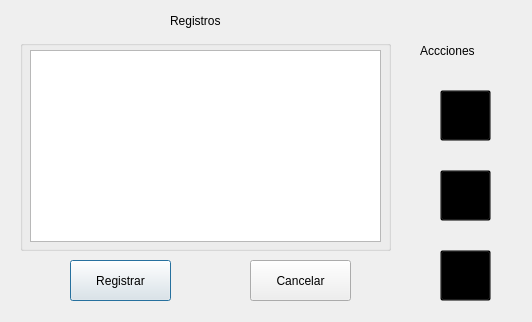
This is Sistema_de_Registro_de_Hotel/gui_index_registro.ui in JeffersonFarCar/Sistema-de-Registro-de-Hotel as Qt 5 draws it before an edit. The edited form follows.
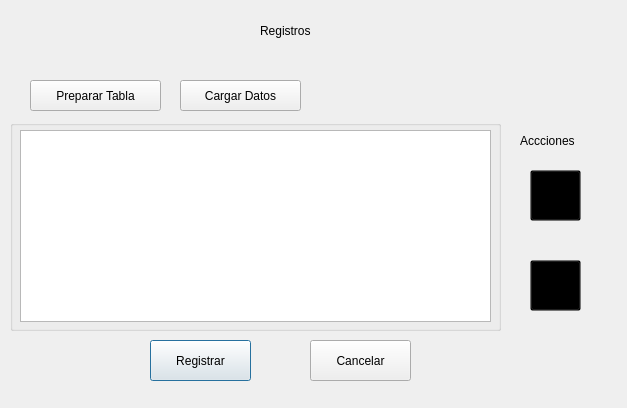
This is the edited form. Icons and pictures are not drawn.

```diff
--- a/Sistema_de_Registro_de_Hotel/gui_index_registro.ui
+++ b/Sistema_de_Registro_de_Hotel/gui_index_registro.ui
@@ -6,8 +6,8 @@
    <rect>
     <x>0</x>
     <y>0</y>
-    <width>532</width>
-    <height>322</height>
+    <width>627</width>
+    <height>408</height>
    </rect>
   </property>
   <property name="windowTitle">
@@ -16,8 +16,8 @@
   <widget class="QPushButton" name="New_Registro_Button">
    <property name="geometry">
     <rect>
-     <x>70</x>
-     <y>260</y>
+     <x>150</x>
+     <y>340</y>
      <width>101</width>
      <height>41</height>
     </rect>
@@ -32,21 +32,21 @@
   <widget class="QGroupBox" name="groupBox">
    <property name="geometry">
     <rect>
-     <x>20</x>
-     <y>40</y>
-     <width>371</width>
+     <x>10</x>
+     <y>120</y>
+     <width>491</width>
      <height>211</height>
     </rect>
    </property>
    <property name="title">
     <string/>
    </property>
-   <widget class="QListWidget" name="list_Registros">
+   <widget class="QTableWidget" name="tableListRegistros">
     <property name="geometry">
      <rect>
       <x>10</x>
       <y>10</y>
-      <width>351</width>
+      <width>471</width>
       <height>192</height>
      </rect>
     </property>
@@ -55,8 +55,8 @@
   <widget class="QPushButton" name="Regresar_">
    <property name="geometry">
     <rect>
-     <x>250</x>
-     <y>260</y>
+     <x>310</x>
+     <y>340</y>
      <width>101</width>
      <height>41</height>
     </rect>
@@ -68,34 +68,10 @@
     <string>Cancelar</string>
    </property>
   </widget>
-  <widget class="QPushButton" name="view_registros_button">
-   <property name="geometry">
-    <rect>
-     <x>440</x>
-     <y>90</y>
-     <width>51</width>
-     <height>51</height>
-    </rect>
-   </property>
-   <property name="styleSheet">
-    <string notr="true">#view_registros_button{
-	background-color: transparent;
-	border-image: url(:/imagenes/imagenes/view_unpressed.png);
-}
-
-#view_registros_button:pressed{
-	background-color: transparent;
-	border-image: url(:/imagenes/imagenes/view_pressed.png);
-}</string>
-   </property>
-   <property name="text">
-    <string/>
-   </property>
-  </widget>
   <widget class="QPushButton" name="edit_registros_button">
    <property name="geometry">
     <rect>
-     <x>440</x>
+     <x>530</x>
      <y>170</y>
      <width>51</width>
      <height>51</height>
@@ -119,8 +95,8 @@
   <widget class="QPushButton" name="delete_registros_button">
    <property name="geometry">
     <rect>
-     <x>440</x>
-     <y>250</y>
+     <x>530</x>
+     <y>260</y>
      <width>51</width>
      <height>51</height>
     </rect>
@@ -143,8 +119,8 @@
   <widget class="QLabel" name="label_2">
    <property name="geometry">
     <rect>
-     <x>420</x>
-     <y>40</y>
+     <x>520</x>
+     <y>130</y>
      <width>81</width>
      <height>21</height>
     </rect>
@@ -159,10 +135,10 @@
   <widget class="QLabel" name="label_3">
    <property name="geometry">
     <rect>
-     <x>170</x>
+     <x>260</x>
      <y>10</y>
-     <width>111</width>
-     <height>21</height>
+     <width>151</width>
+     <height>41</height>
     </rect>
    </property>
    <property name="styleSheet">
@@ -172,6 +148,38 @@
     <string>Registros</string>
    </property>
   </widget>
+  <widget class="QPushButton" name="cargarTablaRegistro">
+   <property name="geometry">
+    <rect>
+     <x>30</x>
+     <y>80</y>
+     <width>131</width>
+     <height>31</height>
+    </rect>
+   </property>
+   <property name="styleSheet">
+    <string notr="true">font: 75 16pt &quot;Times New Roman&quot;;</string>
+   </property>
+   <property name="text">
+    <string>Preparar Tabla</string>
+   </property>
+  </widget>
+  <widget class="QPushButton" name="cargarDatoRegistro">
+   <property name="geometry">
+    <rect>
+     <x>180</x>
+     <y>80</y>
+     <width>121</width>
+     <height>31</height>
+    </rect>
+   </property>
+   <property name="styleSheet">
+    <string notr="true">font: 75 16pt &quot;Times New Roman&quot;;</string>
+   </property>
+   <property name="text">
+    <string>Cargar Datos</string>
+   </property>
+  </widget>
  </widget>
  <resources/>
  <connections/>
```
Left out of the diff: 2 changed lines with no effect on the pictures.
